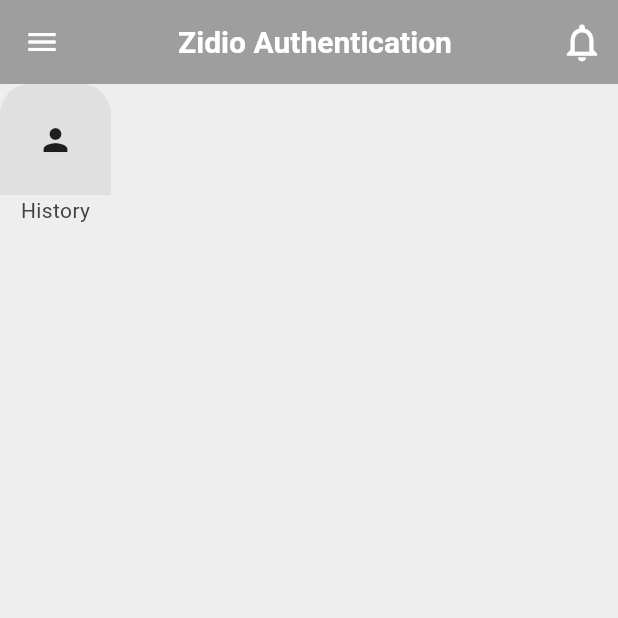
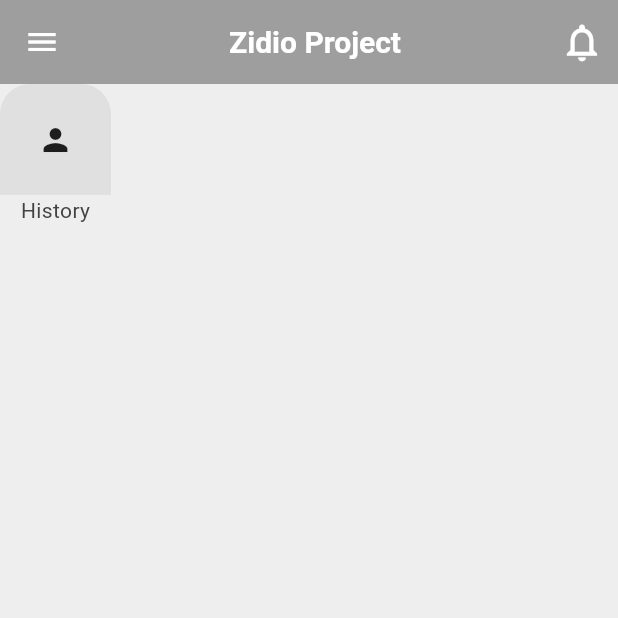
Before and after one commit to geraldkachi/flutter-grid-ui-test, a Flutter app: the HistoryPage screen opened directly, on a phone screen of 412 x 824 dp, the top half of it. Run offline on Flutter 3.47's test engine with Material 3 defaults, Android fonts, the phone set to English and light mode, and no system bars; our stand-ins replace cloud_firestore, firebase_auth, firebase_core; accounts and stored records are empty; network calls fail.

Commit message:
finished task

```diff
--- a/lib/pages/ExplorePage.dart
+++ b/lib/pages/ExplorePage.dart
@@ -14,7 +14,7 @@ class ExplorePage extends StatelessWidget {
         iconTheme: const IconThemeData(color: Colors.white),
         title: const Center(
           child: Text(
-            "Zidio Authentication",
+            "Zidio Project",
             style: TextStyle(
               fontSize: 20.0,
               fontWeight: FontWeight.bold,
--- a/lib/pages/HistoryPage.dart
+++ b/lib/pages/HistoryPage.dart
@@ -24,7 +24,7 @@ class HistoryPage extends StatelessWidget {
           //   },
           // ),
           title: const Center(
-              child: Text("Zidio Authentication",
+              child: Text("Zidio Project",
                   style: TextStyle(
                     fontSize: 20.0,
                     fontWeight: FontWeight.bold,
--- a/lib/pages/ProfilePage.dart
+++ b/lib/pages/ProfilePage.dart
@@ -28,7 +28,7 @@ class ProfilePage extends StatelessWidget {
         iconTheme: const IconThemeData(color: Colors.white),
         title: const Center(
           child: Text(
-            "Zidio Authentication",
+            "Zidio Project",
             style: TextStyle(
               fontSize: 20.0,
               fontWeight: FontWeight.bold,
--- a/lib/pages/SearchPage.dart
+++ b/lib/pages/SearchPage.dart
@@ -36,7 +36,7 @@ class _SearchPageState extends State<SearchPage> {
         //   },
         // ),
         title: const Center(
-            child: Text("Zidio Authentication",
+            child: Text("Zidio Pr",
                 style: TextStyle(
                   fontSize: 20.0,
                   fontWeight: FontWeight.bold,
```
